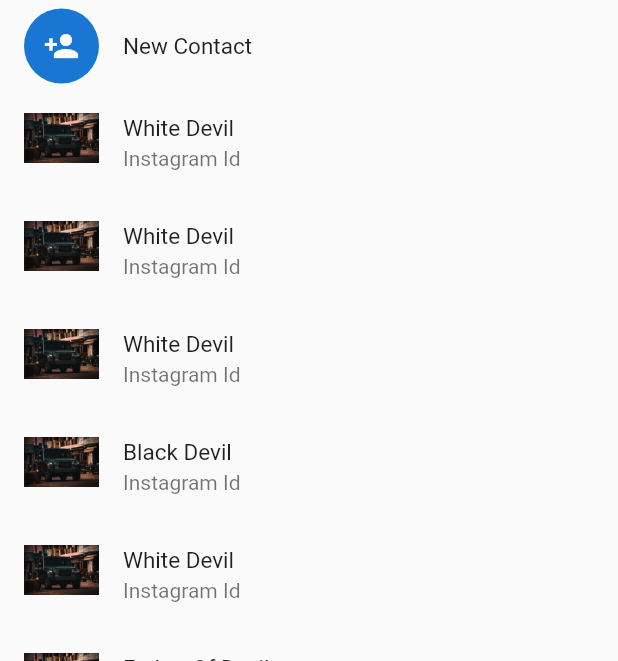
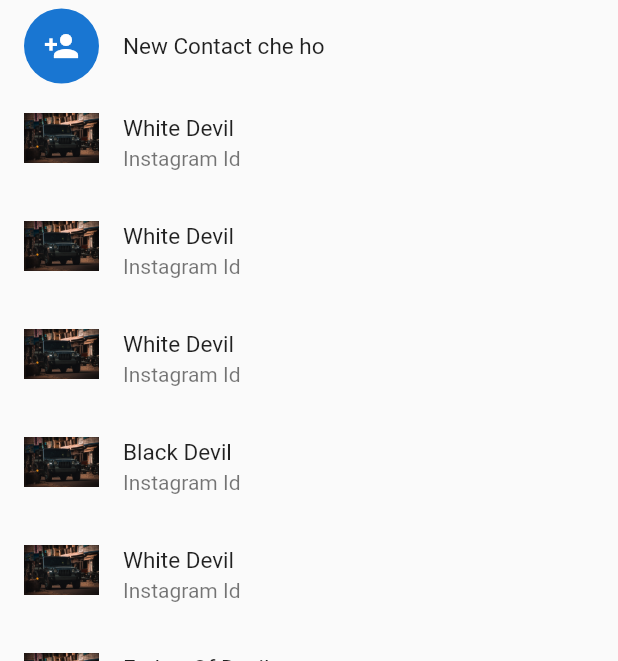
Before and after one commit to gohel1312/Flutter_Git_Demo, a Flutter app: the SelectContact screen opened directly, on a phone screen of 412 x 824 dp, the part 164-825 px from its top. Run offline on Flutter 3.47's test engine with Material 2 defaults, Android fonts, the phone set to English and light mode, and no system bars; our stand-ins replace emoji_picker_flutter; missing offline and left inert: app_settings, flutter_sms.

Commit message:
majak masti

```diff
--- a/lib/FloatingActionButton/floatingActionButton.dart
+++ b/lib/FloatingActionButton/floatingActionButton.dart
@@ -65,7 +65,7 @@ class _SelectContactState extends State<SelectContact>
                 child: ButtonCard(icon: Icons.group,name: "New group",));
             }
             else if(index==1){
-              return ButtonCard(icon: Icons.person_add,name: "New Contact",);
+              return ButtonCard(icon: Icons.person_add,name: "New Contact che ho",);
             }
             return ContactCard(contact: contacts[index-2],);
           },
```
